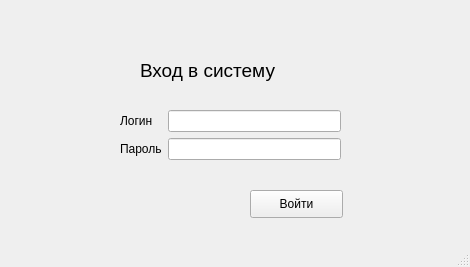
Qt form interfaces/login_page.ui (Leostrykov/ticets_system) before a commit.
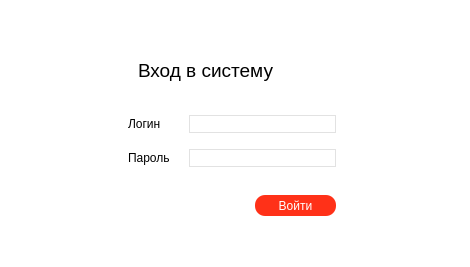
The same form after that commit.

The edit to the form file:
```diff
--- a/interfaces/login_page.ui
+++ b/interfaces/login_page.ui
@@ -13,13 +13,18 @@
   <property name="windowTitle">
    <string>Войти в систему</string>
   </property>
+  <property name="styleSheet">
+   <string notr="true">font: 9pt &quot;Arial&quot;;
+margin: 5;
+background-color: white;</string>
+  </property>
   <widget class="QWidget" name="centralwidget">
    <widget class="QLabel" name="label">
     <property name="geometry">
      <rect>
-      <x>140</x>
+      <x>130</x>
       <y>50</y>
-      <width>171</width>
+      <width>181</width>
       <height>41</height>
      </rect>
     </property>
@@ -33,7 +38,7 @@
       <x>120</x>
       <y>110</y>
       <width>221</width>
-      <height>71</height>
+      <height>73</height>
      </rect>
     </property>
     <layout class="QFormLayout" name="formLayout">
@@ -52,10 +57,20 @@
       </widget>
      </item>
      <item row="0" column="1">
-      <widget class="QLineEdit" name="login"/>
+      <widget class="QLineEdit" name="login">
+       <property name="styleSheet">
+        <string notr="true">border-radius: 10px;
+border: 1px solid rgb(226, 226, 226)</string>
+       </property>
+      </widget>
      </item>
      <item row="1" column="1">
-      <widget class="QLineEdit" name="password"/>
+      <widget class="QLineEdit" name="password">
+       <property name="styleSheet">
+        <string notr="true">border-radius: 10px;
+border: 1px solid rgb(226, 226, 226)</string>
+       </property>
+      </widget>
      </item>
     </layout>
    </widget>
@@ -64,10 +79,18 @@
      <rect>
       <x>250</x>
       <y>190</y>
-      <width>93</width>
-      <height>28</height>
+      <width>91</width>
+      <height>31</height>
      </rect>
     </property>
+    <property name="styleSheet">
+     <string notr="true">QPushButton {
+	background-color: #ff3118;
+	border-radius: 10px;
+	color: white;
+	padding: 5px;
+}</string>
+    </property>
     <property name="text">
      <string>Войти</string>
     </property>
```
